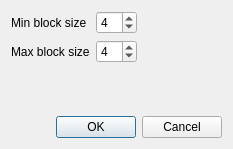
Above: covering/qt_gui/ui_xml/block_size_dialog.ui from Jakoma02/pyCovering before the change. Below: the same form after it.
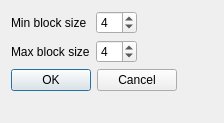
That is the form after the change.

Patch:
```diff
--- a/covering/qt_gui/ui_xml/block_size_dialog.ui
+++ b/covering/qt_gui/ui_xml/block_size_dialog.ui
@@ -6,19 +6,16 @@
    <rect>
     <x>0</x>
     <y>0</y>
-    <width>233</width>
-    <height>149</height>
+    <width>224</width>
+    <height>123</height>
    </rect>
   </property>
   <property name="windowTitle">
    <string>Block sizes dialog</string>
   </property>
-  <layout class="QVBoxLayout" name="verticalLayout">
-   <item>
-    <layout class="QFormLayout" name="formLayout">
-     <property name="fieldGrowthPolicy">
-      <enum>QFormLayout::FieldsStayAtSizeHint</enum>
-     </property>
+  <layout class="QFormLayout" name="formLayout">
+   <item row="0" column="0">
+    <layout class="QGridLayout" name="gridLayout">
      <item row="0" column="0">
       <widget class="QLabel" name="label">
        <property name="text">
@@ -61,7 +58,7 @@
      </item>
     </layout>
    </item>
-   <item>
+   <item row="1" column="0">
     <widget class="QDialogButtonBox" name="buttonBox">
      <property name="orientation">
       <enum>Qt::Horizontal</enum>
```
